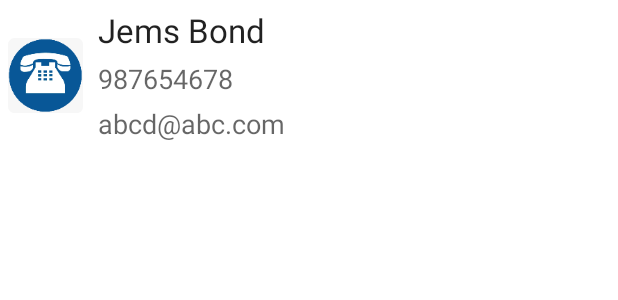
After one commit to shivaprasad-bhat/Contact-Saver, an Android app: the layout layout_contact_list_item.xml on its own in the app's theme, with its tools: preview values and no code run, on a phone screen of 412 x 824 dp. The commit adds this screen. Shown: the top 300 px of the screen. Run offline under Robolectric (Android 15) with nearby library versions, the phone set to English and light mode, and no system bars.

Commit message:
feat(contact-item-layout): Created layout for contact list item.
Signed-off-by: AmanKamani <kamaniamanak@gmail.com>

```diff
--- /dev/null
+++ b/app/src/main/res/layout/layout_contact_list_item.xml
@@ -0,0 +1,62 @@
+<?xml version="1.0" encoding="utf-8"?>
+<androidx.constraintlayout.widget.ConstraintLayout xmlns:android="http://schemas.android.com/apk/res/android"
+    xmlns:app="http://schemas.android.com/apk/res-auto"
+    xmlns:tools="http://schemas.android.com/tools"
+    android:layout_width="match_parent"
+    android:layout_height="wrap_content"
+    android:padding="@dimen/padding_small">
+
+
+    <ImageView
+        android:id="@+id/profilePicture"
+        android:layout_width="50dp"
+        android:layout_height="50dp"
+        android:layout_marginEnd="@dimen/_10dp"
+        android:src="@mipmap/ic_launcher"
+        app:layout_constraintBottom_toBottomOf="parent"
+        app:layout_constraintEnd_toStartOf="@id/barrier"
+        app:layout_constraintStart_toStartOf="parent"
+        app:layout_constraintTop_toTopOf="parent" />
+
+    <TextView
+        android:id="@+id/username"
+        android:layout_width="0dp"
+        android:layout_height="wrap_content"
+        android:textAppearance="@style/TextAppearance.AppCompat.Large"
+        app:layout_constraintEnd_toEndOf="parent"
+        app:layout_constraintStart_toEndOf="@id/barrier"
+        app:layout_constraintTop_toTopOf="parent"
+        tools:text="Jems Bond" />
+
+    <TextView
+        android:id="@+id/mobileNo"
+        android:layout_width="0dp"
+        android:layout_height="wrap_content"
+        android:layout_marginTop="@dimen/padding_small"
+
+        android:textAppearance="@style/TextAppearance.AppCompat.Medium"
+        app:layout_constraintEnd_toEndOf="parent"
+        app:layout_constraintStart_toEndOf="@id/barrier"
+        app:layout_constraintTop_toBottomOf="@id/username"
+        tools:text="987654678" />
+
+    <TextView
+        android:id="@+id/emailId"
+        android:layout_width="0dp"
+        android:layout_height="wrap_content"
+        android:layout_marginTop="@dimen/padding_small"
+        android:textAppearance="@style/TextAppearance.AppCompat.Medium"
+        app:layout_constraintEnd_toEndOf="parent"
+        app:layout_constraintStart_toEndOf="@id/barrier"
+        app:layout_constraintTop_toBottomOf="@id/mobileNo"
+        tools:text="abcd@abc.com" />
+
+    <androidx.constraintlayout.widget.Barrier
+        android:id="@+id/barrier"
+        android:layout_width="wrap_content"
+        android:layout_height="wrap_content"
+        app:barrierDirection="left"
+        app:constraint_referenced_ids="username, mobileNo, emailId" />
+
+
+</androidx.constraintlayout.widget.ConstraintLayout>
--- a/app/src/main/res/values/dimens.xml
+++ b/app/src/main/res/values/dimens.xml
@@ -5,4 +5,5 @@
     <dimen name="card_radius">8dp</dimen>
     <dimen name="card_elevation">5dp</dimen>
     <dimen name="_24dp">24dp</dimen>
+    <dimen name="_10dp">10dp</dimen>
 </resources>
```
